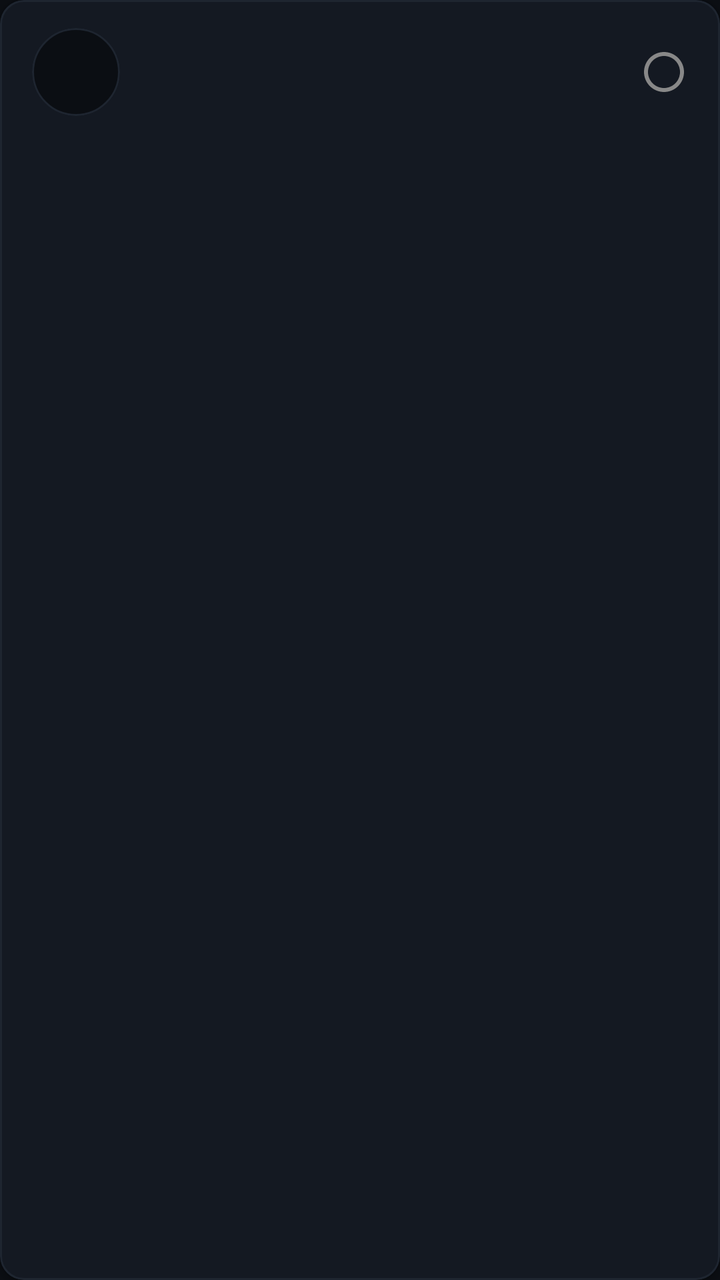
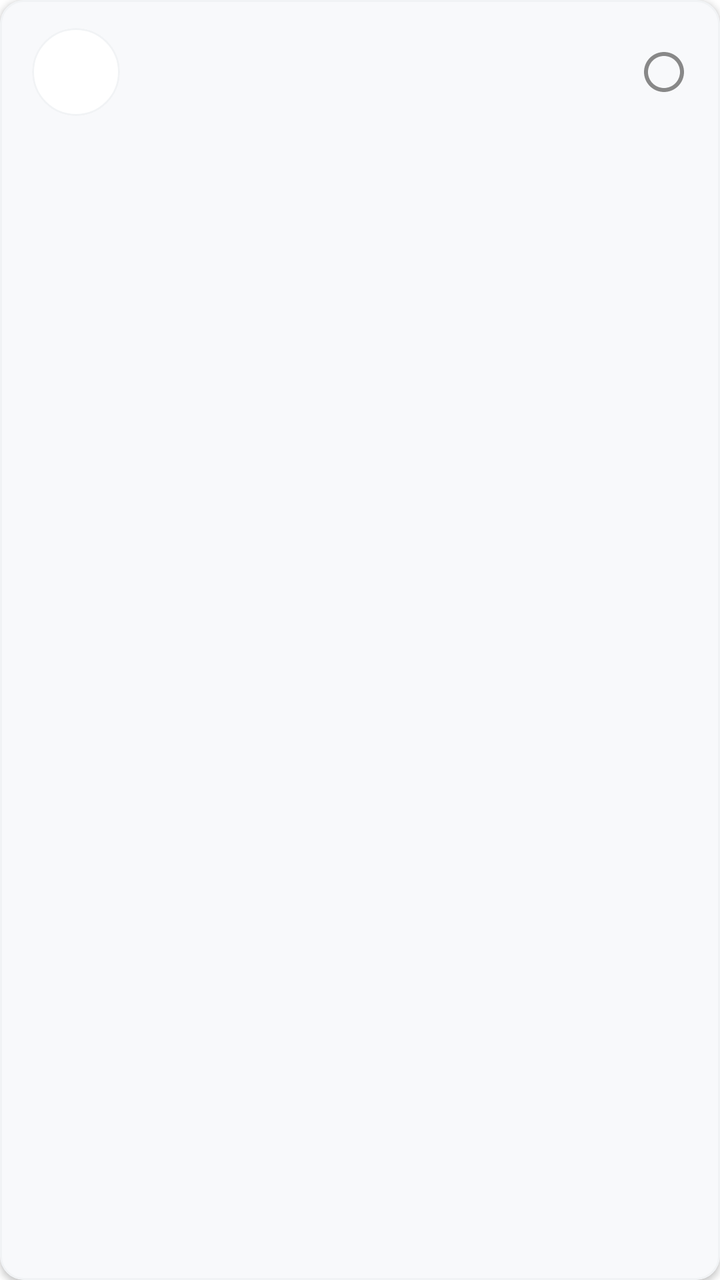

Compare the two renders of this Android layout. The source of the first and the diff that turns it into the second are given below.
<!-- AndroidManifest.xml: application theme Theme.MyApplication -->
<!-- res/layout/item_onboarding_selection.xml -->
<?xml version="1.0" encoding="utf-8"?>
<com.google.android.material.card.MaterialCardView xmlns:android="http://schemas.android.com/apk/res/android"
    xmlns:app="http://schemas.android.com/apk/res-auto"
    android:id="@+id/cardSelection"
    android:layout_width="match_parent"
    android:layout_height="wrap_content"
    android:layout_marginBottom="8dp"
    android:layout_marginHorizontal="16dp"
    app:cardBackgroundColor="@color/card_dark"
    app:cardCornerRadius="12dp"
    app:cardElevation="2dp"
    app:strokeColor="@color/divider_dark"
    app:strokeWidth="1dp"
    android:clickable="true"
    android:focusable="true"
    android:foreground="?attr/selectableItemBackground">

    <LinearLayout
        android:layout_width="match_parent"
        android:layout_height="72dp"
        android:gravity="center_vertical"
        android:orientation="horizontal"
        android:paddingHorizontal="16dp">

        
        <com.google.android.material.card.MaterialCardView
            android:id="@+id/cvLogoContainer"
            android:layout_width="44dp"
            android:layout_height="44dp"
            app:cardCornerRadius="22dp"
            app:cardElevation="0dp"
            app:strokeColor="@color/divider_dark"
            app:strokeWidth="1dp"
            app:cardBackgroundColor="@color/bg_dark">

            <ImageView
                android:id="@+id/ivLogo"
                android:layout_width="28dp"
                android:layout_height="28dp"
                android:layout_gravity="center"
                android:scaleType="fitCenter" />

        </com.google.android.material.card.MaterialCardView>

        
        <LinearLayout
            android:layout_width="0dp"
            android:layout_height="wrap_content"
            android:layout_marginStart="16dp"
            android:layout_weight="1"
            android:orientation="vertical">

            <TextView
                android:id="@+id/tvTitle"
                android:layout_width="wrap_content"
                android:layout_height="wrap_content"
                android:textColor="@color/text_white"
                android:textSize="15sp"
                android:textStyle="bold" />

            <TextView
                android:id="@+id/tvSubtitle"
                android:layout_width="wrap_content"
                android:layout_height="wrap_content"
                android:layout_marginTop="2dp"
                android:textColor="@color/text_muted"
                android:textSize="12sp" />

        </LinearLayout>

        
        <ImageView
            android:id="@+id/ivCheckIndicator"
            android:layout_width="24dp"
            android:layout_height="24dp"
            android:contentDescription="Selection Indicator"
            android:src="@drawable/ic_check_circle_outline" />

    </LinearLayout>

</com.google.android.material.card.MaterialCardView>
<!-- resources referenced by this layout -->
<resources>
  <color name="bg_dark">#0B0E13</color>
  <color name="card_dark">#141922</color>
  <color name="divider_dark">#1E2530</color>
  <color name="text_muted">#9AA4B2</color>
  <color name="text_white">#FFFFFF</color>
  <!-- drawable ic_check_circle_outline (drawable) -->
  <vector xmlns:android="http://schemas.android.com/apk/res/android"
      android:width="24dp"
      android:height="24dp"
      android:viewportWidth="24"
      android:viewportHeight="24">
      <path
          android:fillColor="#888888"
          android:pathData="M12,2C6.48,2 2,6.48 2,12s4.48,10 10,10 10,-4.48 10,-10S17.52,2 12,2zM12,20c-4.42,0 -8,-3.58 -8,-8s3.58,-8 8,-8 8,3.58 8,8 -3.58,8 -8,8z"/>
  </vector>
  <style name="Theme.MyApplication" parent="Theme.MaterialComponents.NoActionBar">
          
          <item name="colorPrimary">@color/accent_green</item>
          <item name="colorPrimaryVariant">@color/bg_dark</item>
          <item name="colorOnPrimary">@color/white</item>
          
          <item name="colorSecondary">@color/accent_green_secondary</item>
          <item name="colorSecondaryVariant">@color/accent_green</item>
          <item name="colorOnSecondary">@color/black</item>
          
          <item name="android:statusBarColor">@color/bg_dark</item>
          <item name="android:windowBackground">@color/bg_dark</item>
          <item name="android:navigationBarColor">@color/bg_dark</item>
          
          <item name="android:textColor">@color/text_white</item>
          <item name="android:textColorSecondary">@color/text_muted</item>
      </style>
  <color name="accent_green">#00C853</color>
  <color name="white">#FFFFFFFF</color>
  <color name="accent_green_secondary">#00E676</color>
  <color name="black">#FF000000</color>
</resources>

<!-- the commit's change to res/layout/item_onboarding_selection.xml (unified diff, before → after) -->
@@ -31,7 +31,7 @@
             app:cardElevation="0dp"
             app:strokeColor="@color/divider_dark"
             app:strokeWidth="1dp"
-            app:cardBackgroundColor="@color/bg_dark">
+            app:cardBackgroundColor="@color/bg_light">
 
             <ImageView
                 android:id="@+id/ivLogo"
<!-- resource entries referenced after the edit -->
@@ -1,10 +1,10 @@
 <!-- resources referenced by this layout -->
 <resources>
-  <color name="bg_dark">#0B0E13</color>
-  <color name="card_dark">#141922</color>
-  <color name="divider_dark">#1E2530</color>
-  <color name="text_muted">#9AA4B2</color>
-  <color name="text_white">#FFFFFF</color>
+  <color name="bg_light">@color/background</color>
+  <color name="card_dark">@color/surface</color>
+  <color name="divider_dark">@color/divider</color>
+  <color name="text_muted">@color/textSecondary</color>
+  <color name="text_white">@color/textPrimary</color>
   <!-- drawable ic_check_circle_outline (drawable) -->
   <vector xmlns:android="http://schemas.android.com/apk/res/android"
       android:width="24dp"
@@ -15,26 +15,39 @@
           android:fillColor="#888888"
           android:pathData="M12,2C6.48,2 2,6.48 2,12s4.48,10 10,10 10,-4.48 10,-10S17.52,2 12,2zM12,20c-4.42,0 -8,-3.58 -8,-8s3.58,-8 8,-8 8,3.58 8,8 -3.58,8 -8,8z"/>
   </vector>
-  <style name="Theme.MyApplication" parent="Theme.MaterialComponents.NoActionBar">
+  <style name="Theme.MyApplication" parent="Theme.MaterialComponents.Light.NoActionBar">
           
           <item name="colorPrimary">@color/accent_green</item>
-          <item name="colorPrimaryVariant">@color/bg_dark</item>
+          <item name="colorPrimaryVariant">@color/white</item>
           <item name="colorOnPrimary">@color/white</item>
+          
           
           <item name="colorSecondary">@color/accent_green_secondary</item>
           <item name="colorSecondaryVariant">@color/accent_green</item>
-          <item name="colorOnSecondary">@color/black</item>
+          <item name="colorOnSecondary">@color/white</item>
           
-          <item name="android:statusBarColor">@color/bg_dark</item>
-          <item name="android:windowBackground">@color/bg_dark</item>
-          <item name="android:navigationBarColor">@color/bg_dark</item>
+          
+          <item name="android:statusBarColor">@color/white</item>
+          <item name="android:windowBackground">@color/white</item>
+          <item name="android:navigationBarColor">@color/white</item>
+          
+          
+          <item name="android:windowLightStatusBar">true</item>
+          <item name="android:windowLightNavigationBar" tools:targetApi="o_mr1">true</item>
+          
           
           <item name="android:textColor">@color/text_white</item>
           <item name="android:textColorSecondary">@color/text_muted</item>
       </style>
-  <color name="accent_green">#00C853</color>
+  <color name="background">#FFFFFF</color>
+  <color name="surface">#F8F9FB</color>
+  <color name="divider">#F1F3F5</color>
+  <color name="textSecondary">#666666</color>
+  <color name="textPrimary">#111111</color>
+  <color name="accent_green">@color/primaryBlue</color>
   <color name="white">#FFFFFFFF</color>
-  <color name="accent_green_secondary">#00E676</color>
-  <color name="black">#FF000000</color>
+  <color name="accent_green_secondary">@color/accentBlue</color>
+  <color name="primaryBlue">#2563EB</color>
+  <color name="accentBlue">#3B82F6</color>
 </resources>
 
